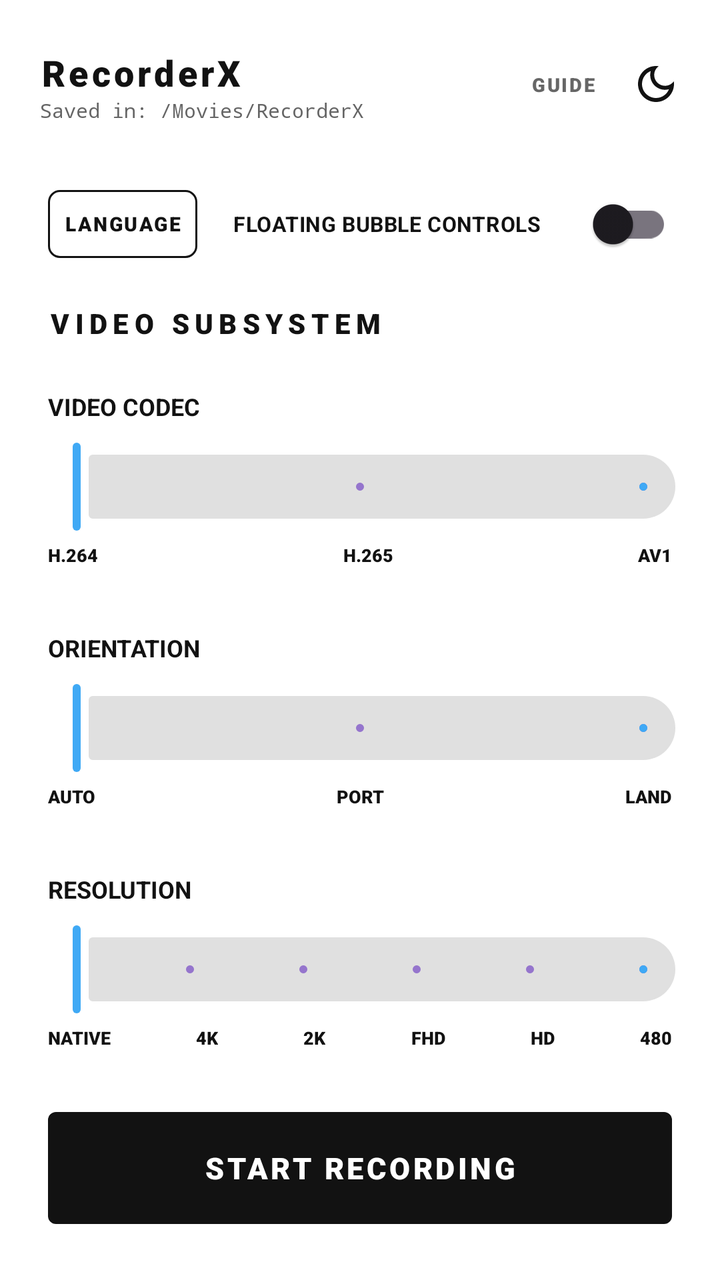
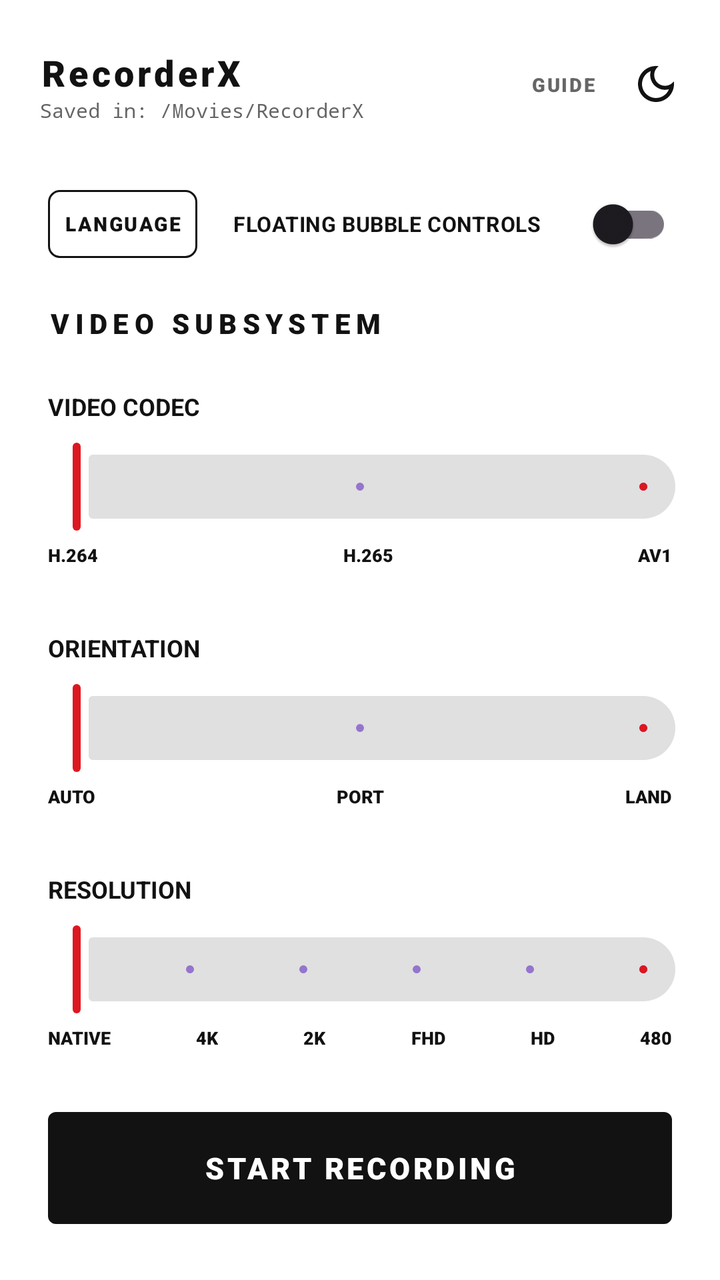

Before-and-after screenshots of an Android layout around one commit, followed by the original layout XML and the change that was made.
<!-- AndroidManifest.xml: application theme Theme.RecorderX -->
<!-- res/layout/activity_main.xml -->
<?xml version="1.0" encoding="utf-8"?>
<androidx.coordinatorlayout.widget.CoordinatorLayout xmlns:android="http://schemas.android.com/apk/res/android"
    xmlns:app="http://schemas.android.com/apk/res-auto"
    android:layout_width="match_parent"
    android:layout_height="match_parent"
    android:background="@color/bg_main"
    android:fitsSystemWindows="true">

    <com.google.android.material.appbar.AppBarLayout
        android:id="@+id/appBarLayout"
        android:layout_width="match_parent"
        android:layout_height="wrap_content"
        android:background="@color/bg_main"
        app:backgroundTint="@color/bg_main"
        app:elevation="0dp"
        app:liftOnScroll="false"
        app:liftOnScrollColor="@color/bg_main"
        app:statusBarForeground="@android:color/transparent">

        <androidx.constraintlayout.widget.ConstraintLayout
            android:layout_width="match_parent"
            android:layout_height="64dp"
            android:layout_marginTop="16dp"
            android:clipChildren="false">

            <LinearLayout
                android:id="@+id/titleContainer"
                android:layout_width="wrap_content"
                android:layout_height="wrap_content"
                android:orientation="horizontal"
                android:layout_marginStart="20dp"
                android:layout_marginTop="8dp"
                android:layout_marginEnd="8dp"
                app:layout_constraintStart_toStartOf="parent"
                app:layout_constraintEnd_toStartOf="@id/btnGuide"
                app:layout_constraintTop_toTopOf="parent"
                app:layout_constraintHorizontal_bias="0.0"
                app:layout_constrainedWidth="true"
                android:gravity="center_vertical"
                android:clipChildren="false">

                <TextView
                    android:id="@+id/titleMain"
                    android:layout_width="wrap_content"
                    android:layout_height="wrap_content"
                    android:text="@string/app_name"
                    android:fontFamily="sans-serif-black"
                    android:textColor="@color/text_primary"
                    android:textSize="18sp"
                    android:letterSpacing="0.1" />

                <TextView
                    android:id="@+id/titleX"
                    android:layout_width="wrap_content"
                    android:layout_height="wrap_content"
                    android:text="X"
                    android:layout_marginStart="4dp"
                    android:layout_marginEnd="8dp"
                    android:fontFamily="sans-serif-black"
                    android:textColor="@color/text_primary"
                    android:textSize="18sp"
                    android:letterSpacing="0.1"
                    android:visibility="gone" />

            </LinearLayout>

            <TextView
                android:id="@+id/subtitleMain"
                android:layout_width="0dp"
                android:layout_height="wrap_content"
                android:text="@string/saved_in_path"
                android:textColor="@color/text_secondary"
                android:textSize="10sp"
                android:fontFamily="monospace"
                android:ellipsize="end"
                android:maxLines="1"
                app:layout_constraintStart_toStartOf="@id/titleContainer"
                app:layout_constraintTop_toBottomOf="@id/titleContainer"
                app:layout_constraintEnd_toStartOf="@id/btnGuide"
                android:layout_marginEnd="8dp"/>

            <ImageView
                android:id="@+id/btnThemeToggle"
                android:layout_width="32dp"
                android:layout_height="32dp"
                android:background="?attr/selectableItemBackgroundBorderless"
                android:padding="4dp"
                app:tint="@color/text_primary"
                android:src="@drawable/ic_dark_mode"
                android:translationY="-6dp"
                android:clickable="true"
                android:focusable="true"
                android:layout_marginEnd="16dp"
                app:layout_constraintEnd_toEndOf="parent"
                app:layout_constraintTop_toTopOf="parent"
                app:layout_constraintBottom_toBottomOf="parent" />

            <com.google.android.material.button.MaterialButton
                android:id="@+id/btnGuide"
                style="@style/Widget.MaterialComponents.Button.TextButton"
                android:layout_width="wrap_content"
                android:layout_height="wrap_content"
                android:maxWidth="62dp"
                app:layout_constraintWidth_max="62dp"
                app:layout_constrainedWidth="true"
                android:text="@string/btn_guide"
                android:textColor="@color/text_secondary"
                android:textSize="10sp"
                android:fontFamily="sans-serif-black"
                android:gravity="center"
                android:maxLines="2"
                android:ellipsize="end"
                app:autoSizeTextType="uniform"
                app:autoSizeMinTextSize="5sp"
                app:autoSizeMaxTextSize="10sp"
                app:autoSizeStepGranularity="0.5sp"
                android:autoSizeTextType="uniform"
                android:autoSizeMinTextSize="5sp"
                android:autoSizeMaxTextSize="10sp"
                android:autoSizeStepGranularity="0.5sp"
                android:insetLeft="0dp"
                android:insetRight="0dp"
                android:insetTop="0dp"
                android:insetBottom="0dp"
                android:paddingStart="4dp"
                android:paddingEnd="4dp"
                android:paddingTop="6dp"
                android:paddingBottom="6dp"
                android:minWidth="0dp"
                android:minHeight="0dp"
                android:layout_marginEnd="6dp"
                android:translationY="-6dp"
                app:rippleColor="@android:color/transparent"
                app:layout_constraintEnd_toStartOf="@id/btnThemeToggle"
                app:layout_constraintTop_toTopOf="parent"
                app:layout_constraintBottom_toBottomOf="parent"/>
        </androidx.constraintlayout.widget.ConstraintLayout>
    </com.google.android.material.appbar.AppBarLayout>

    <androidx.core.widget.NestedScrollView
        android:layout_width="match_parent"
        android:layout_height="match_parent"
        app:layout_behavior="@string/appbar_scrolling_view_behavior"
        android:clipToPadding="false"
        android:paddingBottom="140dp">

        <LinearLayout
            android:layout_width="match_parent"
            android:layout_height="wrap_content"
            android:orientation="vertical"
            android:paddingHorizontal="24dp"
            android:paddingTop="8dp"
            android:paddingBottom="24dp"
            android:clipToPadding="false"
            android:clipChildren="false">

            <LinearLayout
                android:layout_width="match_parent"
                android:layout_height="wrap_content"
                android:orientation="horizontal"
                android:gravity="center_vertical"
                android:layout_marginBottom="16dp">

                <com.google.android.material.button.MaterialButton
                    android:id="@+id/btnLanguage"
                    style="@style/Widget.MaterialComponents.Button.OutlinedButton"
                    android:layout_width="wrap_content"
                    android:layout_height="34dp"
                    android:text="@string/btn_language"
                    android:textColor="@color/text_primary"
                    android:textSize="10sp"
                    android:fontFamily="sans-serif-black"
                    android:paddingHorizontal="8dp"
                    android:paddingVertical="0dp"
                    android:insetTop="0dp"
                    android:insetBottom="0dp"
                    android:minWidth="0dp"
                    android:layout_marginEnd="18dp"
                    app:strokeColor="@color/text_primary"
                    app:strokeWidth="1dp"
                    app:cornerRadius="6dp" />

                <com.google.android.material.switchmaterial.SwitchMaterial
                    android:id="@+id/switchFloatingControl"
                    android:layout_width="0dp"
                    android:layout_height="wrap_content"
                    android:layout_weight="1"
                    android:text="@string/floating_controls_label"
                    android:textColor="@color/text_primary"
                    android:textSize="10.5sp"
                    android:textStyle="bold" />
            </LinearLayout>

            <TextView android:id="@+id/headerVideoSubsystem" android:layout_width="wrap_content" android:layout_height="wrap_content" android:text="@string/header_video_subsystem" android:fontFamily="sans-serif-black" android:textSize="14sp" android:textColor="@color/text_primary" android:letterSpacing="0.2" android:layout_marginBottom="24dp"/>

            
            <TextView android:layout_width="wrap_content" android:layout_height="wrap_content" android:text="@string/video_codec_label" android:textSize="12sp" android:textColor="@color/text_primary" android:textStyle="bold" android:layout_marginBottom="8dp"/>
            <com.google.android.material.slider.Slider android:id="@+id/codecSlider" android:layout_width="match_parent" android:layout_height="wrap_content" android:valueFrom="0" android:valueTo="2" android:stepSize="1" app:trackHeight="32dp" app:thumbRadius="16dp" app:thumbElevation="0dp" app:thumbColor="@color/slider_blue" app:trackColorActive="@color/slider_blue" app:trackColorInactive="@color/slider_track_inactive" android:layout_marginStart="-16dp" android:layout_marginEnd="-16dp" android:layout_marginBottom="4dp"/>
            <androidx.constraintlayout.widget.ConstraintLayout android:layout_width="match_parent" android:layout_height="wrap_content" android:paddingHorizontal="0dp" android:layout_marginBottom="32dp">
                <TextView android:id="@+id/c1" android:layout_width="wrap_content" android:layout_height="wrap_content" android:text="H.264" android:textColor="@color/text_primary" android:textSize="9sp" android:fontFamily="sans-serif-black"/>
                <TextView android:id="@+id/c2" android:layout_width="wrap_content" android:layout_height="wrap_content" android:text="H.265" android:textColor="@color/text_primary" android:textSize="9sp" android:fontFamily="sans-serif-black"/>
                <TextView android:id="@+id/c3" android:layout_width="wrap_content" android:layout_height="wrap_content" android:text="AV1" android:textColor="@color/text_primary" android:textSize="9sp" android:fontFamily="sans-serif-black"/>
                <androidx.constraintlayout.helper.widget.Flow android:layout_width="match_parent" android:layout_height="wrap_content" app:constraint_referenced_ids="c1,c2,c3" app:flow_horizontalStyle="spread_inside" app:layout_constraintTop_toTopOf="parent"/>
            </androidx.constraintlayout.widget.ConstraintLayout>

            
            <TextView android:layout_width="wrap_content" android:layout_height="wrap_content" android:text="@string/orientation_label" android:textSize="12sp" android:textColor="@color/text_primary" android:textStyle="bold" android:layout_marginBottom="8dp"/>
            <com.google.android.material.slider.Slider android:id="@+id/orientationSlider" android:layout_width="match_parent" android:layout_height="wrap_content" android:valueFrom="0" android:valueTo="2" android:stepSize="1" app:trackHeight="32dp" app:thumbRadius="16dp" app:thumbElevation="0dp" app:thumbColor="@color/slider_blue" app:trackColorActive="@color/slider_blue" app:trackColorInactive="@color/slider_track_inactive" android:layout_marginStart="-16dp" android:layout_marginEnd="-16dp" android:layout_marginBottom="4dp"/>
            <androidx.constraintlayout.widget.ConstraintLayout android:layout_width="match_parent" android:layout_height="wrap_content" android:paddingHorizontal="0dp" android:layout_marginBottom="32dp">
                <TextView android:id="@+id/o1" android:layout_width="wrap_content" android:layout_height="wrap_content" android:text="AUTO" android:textColor="@color/text_primary" android:textSize="9sp" android:fontFamily="sans-serif-black"/>
                <TextView android:id="@+id/o2" android:layout_width="wrap_content" android:layout_height="wrap_content" android:text="PORT" android:textColor="@color/text_primary" android:textSize="9sp" android:fontFamily="sans-serif-black"/>
                <TextView android:id="@+id/o3" android:layout_width="wrap_content" android:layout_height="wrap_content" android:text="LAND" android:textColor="@color/text_primary" android:textSize="9sp" android:fontFamily="sans-serif-black"/>
                <androidx.constraintlayout.helper.widget.Flow android:layout_width="match_parent" android:layout_height="wrap_content" app:constraint_referenced_ids="o1,o2,o3" app:flow_horizontalStyle="spread_inside" app:layout_constraintTop_toTopOf="parent"/>
            </androidx.constraintlayout.widget.ConstraintLayout>

            
            <TextView android:layout_width="wrap_content" android:layout_height="wrap_content" android:text="@string/resolution_label" android:textSize="12sp" android:textColor="@color/text_primary" android:textStyle="bold" android:layout_marginBottom="8dp"/>
            <com.google.android.material.slider.Slider android:id="@+id/resolutionSlider" android:layout_width="match_parent" android:layout_height="wrap_content" android:valueFrom="0" android:valueTo="5" android:stepSize="1" app:trackHeight="32dp" app:thumbRadius="16dp" app:thumbElevation="0dp" app:thumbColor="@color/slider_blue" app:trackColorActive="@color/slider_blue" app:trackColorInactive="@color/slider_track_inactive" android:layout_marginStart="-16dp" android:layout_marginEnd="-16dp" android:layout_marginBottom="4dp"/>
            <androidx.constraintlayout.widget.ConstraintLayout android:layout_width="match_parent" android:layout_height="wrap_content" android:paddingHorizontal="0dp" android:layout_marginBottom="32dp">
                <TextView android:id="@+id/r1" android:layout_width="wrap_content" android:layout_height="wrap_content" android:text="NATIVE" android:textColor="@color/text_primary" android:textSize="9sp" android:fontFamily="sans-serif-black"/>
                <TextView android:id="@+id/r2" android:layout_width="wrap_content" android:layout_height="wrap_content" android:text="4K" android:textColor="@color/text_primary" android:textSize="9sp" android:fontFamily="sans-serif-black"/>
                <TextView android:id="@+id/r3" android:layout_width="wrap_content" android:layout_height="wrap_content" android:text="2K" android:textColor="@color/text_primary" android:textSize="9sp" android:fontFamily="sans-serif-black"/>
                <TextView android:id="@+id/r4" android:layout_width="wrap_content" android:layout_height="wrap_content" android:text="FHD" android:textColor="@color/text_primary" android:textSize="9sp" android:fontFamily="sans-serif-black"/>
                <TextView android:id="@+id/r5" android:layout_width="wrap_content" android:layout_height="wrap_content" android:text="HD" android:textColor="@color/text_primary" android:textSize="9sp" android:fontFamily="sans-serif-black"/>
                <TextView android:id="@+id/r6" android:layout_width="wrap_content" android:layout_height="wrap_content" android:text="480" android:textColor="@color/text_primary" android:textSize="9sp" android:fontFamily="sans-serif-black"/>
                <androidx.constraintlayout.helper.widget.Flow android:layout_width="match_parent" android:layout_height="wrap_content" app:constraint_referenced_ids="r1,r2,r3,r4,r5,r6" app:flow_horizontalStyle="spread_inside" app:layout_constraintTop_toTopOf="parent"/>
            </androidx.constraintlayout.widget.ConstraintLayout>

            
            <TextView android:layout_width="wrap_content" android:layout_height="wrap_content" android:text="@string/fps_label" android:textSize="12sp" android:textColor="@color/text_primary" android:textStyle="bold" android:layout_marginBottom="8dp"/>
            <com.google.android.material.slider.Slider android:id="@+id/fpsSlider" android:layout_width="match_parent" android:layout_height="wrap_content" android:valueFrom="0" android:valueTo="4" android:stepSize="1" app:trackHeight="32dp" app:thumbRadius="16dp" app:thumbElevation="0dp" app:thumbColor="@color/slider_blue" app:trackColorActive="@color/slider_blue" app:trackColorInactive="@color/slider_track_inactive" android:layout_marginStart="-16dp" android:layout_marginEnd="-16dp" android:layout_marginBottom="4dp"/>
            <androidx.constraintlayout.widget.ConstraintLayout android:layout_width="match_parent" android:layout_height="wrap_content" android:paddingHorizontal="0dp" android:layout_marginBottom="32dp">
                <TextView android:id="@+id/f1" android:layout_width="wrap_content" android:layout_height="wrap_content" android:text="24" android:textColor="@color/text_primary" android:textSize="9sp" android:fontFamily="sans-serif-black"/>
                <TextView android:id="@+id/f2" android:layout_width="wrap_content" android:layout_height="wrap_content" android:text="30" android:textColor="@color/text_primary" android:textSize="9sp" android:fontFamily="sans-serif-black"/>
                <TextView android:id="@+id/f3" android:layout_width="wrap_content" android:layout_height="wrap_content" android:text="60" android:textColor="@color/text_primary" android:textSize="9sp" android:fontFamily="sans-serif-black"/>
                <TextView android:id="@+id/f4" android:layout_width="wrap_content" android:layout_height="wrap_content" android:text="90" android:textColor="@color/text_primary" android:textSize="9sp" android:fontFamily="sans-serif-black"/>
                <TextView android:id="@+id/f5" android:layout_width="wrap_content" android:layout_height="wrap_content" android:text="120" android:textColor="@color/text_primary" android:textSize="9sp" android:fontFamily="sans-serif-black"/>
                <androidx.constraintlayout.helper.widget.Flow android:layout_width="match_parent" android:layout_height="wrap_content" app:constraint_referenced_ids="f1,f2,f3,f4,f5" app:flow_horizontalStyle="spread_inside" app:layout_constraintTop_toTopOf="parent"/>
            </androidx.constraintlayout.widget.ConstraintLayout>

            
            <TextView android:layout_width="wrap_content" android:layout_height="wrap_content" android:text="@string/bitrate_label" android:textSize="12sp" android:textColor="@color/text_primary" android:textStyle="bold" android:layout_marginBottom="8dp"/>
            <com.google.android.material.slider.Slider android:id="@+id/bitrateSlider" android:layout_width="match_parent" android:layout_height="wrap_content" android:valueFrom="0" android:valueTo="5" android:stepSize="1" app:trackHeight="32dp" app:thumbRadius="16dp" app:thumbElevation="0dp" app:thumbColor="@color/slider_blue" app:trackColorActive="@color/slider_blue" app:trackColorInactive="@color/slider_track_inactive" android:layout_marginStart="-16dp" android:layout_marginEnd="-16dp" android:layout_marginBottom="4dp"/>
            <androidx.constraintlayout.widget.ConstraintLayout android:layout_width="match_parent" android:layout_height="wrap_content" android:paddingHorizontal="0dp" android:layout_marginBottom="32dp">
                <TextView android:id="@+id/b1" android:layout_width="wrap_content" android:layout_height="wrap_content" android:text="2M" android:textColor="@color/text_primary" android:textSize="9sp" android:fontFamily="sans-serif-black"/>
                <TextView android:id="@+id/b2" android:layout_width="wrap_content" android:layout_height="wrap_content" android:text="4M" android:textColor="@color/text_primary" android:textSize="9sp" android:fontFamily="sans-serif-black"/>
                <TextView android:id="@+id/b3" android:layout_width="wrap_content" android:layout_height="wrap_content" android:text="8M" android:textColor="@color/text_primary" android:textSize="9sp" android:fontFamily="sans-serif-black"/>
                <TextView android:id="@+id/b4" android:layout_width="wrap_content" android:layout_height="wrap_content" android:text="12M" android:textColor="@color/text_primary" android:textSize="9sp" android:fontFamily="sans-serif-black"/>
                <TextView android:id="@+id/b5" android:layout_width="wrap_content" android:layout_height="wrap_content" android:text="16M" android:textColor="@color/text_primary" android:textSize="9sp" android:fontFamily="sans-serif-black"/>
                <TextView android:id="@+id/b6" android:layout_width="wrap_content" android:layout_height="wrap_content" android:text="18M" android:textColor="@color/text_primary" android:textSize="9sp" android:fontFamily="sans-serif-black"/>
                <androidx.constraintlayout.helper.widget.Flow android:layout_width="match_parent" android:layout_height="wrap_content" app:constraint_referenced_ids="b1,b2,b3,b4,b5,b6" app:flow_horizontalStyle="spread_inside" app:layout_constraintTop_toTopOf="parent"/>
            </androidx.constraintlayout.widget.ConstraintLayout>

            
            <TextView android:layout_width="wrap_content" android:layout_height="wrap_content" android:text="@string/bitrate_mode_label" android:textSize="12sp" android:textColor="@color/text_primary" android:textStyle="bold" android:layout_marginBottom="8dp"/>
            <com.google.android.material.slider.Slider android:id="@+id/bitrateModeSlider" android:layout_width="match_parent" android:layout_height="wrap_content" android:valueFrom="0" android:valueTo="1" android:stepSize="1" app:trackHeight="32dp" app:thumbRadius="16dp" app:thumbElevation="0dp" app:thumbColor="@color/slider_blue" app:trackColorActive="@color/slider_blue" app:trackColorInactive="@color/slider_track_inactive" android:layout_marginStart="-16dp" android:layout_marginEnd="-16dp" android:layout_marginBottom="4dp"/>
            <androidx.constraintlayout.widget.ConstraintLayout android:layout_width="match_parent" android:layout_height="wrap_content" android:paddingHorizontal="0dp" android:layout_marginBottom="48dp">
                <TextView android:id="@+id/m1" android:layout_width="wrap_content" android:layout_height="wrap_content" android:text="VBR" android:textColor="@color/text_primary" android:textSize="9sp" android:fontFamily="sans-serif-black"/>
                <TextView android:id="@+id/m2" android:layout_width="wrap_content" android:layout_height="wrap_content" android:text="CBR" android:textColor="@color/text_primary" android:textSize="9sp" android:fontFamily="sans-serif-black"/>
                <androidx.constraintlayout.helper.widget.Flow android:layout_width="match_parent" android:layout_height="wrap_content" app:constraint_referenced_ids="m1,m2" app:flow_horizontalStyle="spread_inside" app:layout_constraintTop_toTopOf="parent"/>
            </androidx.constraintlayout.widget.ConstraintLayout>

            <TextView android:id="@+id/headerAudioSubsystem" android:layout_width="wrap_content" android:layout_height="wrap_content" android:text="@string/header_audio_subsystem" android:fontFamily="sans-serif-black" android:textSize="14sp" android:textColor="@color/text_primary" android:letterSpacing="0.2" android:layout_marginBottom="24dp"/>

            
            <TextView android:layout_width="wrap_content" android:layout_height="wrap_content" android:text="@string/audio_source_label" android:textSize="12sp" android:textColor="@color/text_primary" android:textStyle="bold" android:layout_marginBottom="8dp"/>
            <com.google.android.material.slider.Slider android:id="@+id/audioSlider" android:layout_width="match_parent" android:layout_height="wrap_content" android:valueFrom="0" android:valueTo="3" android:stepSize="1" app:trackHeight="32dp" app:thumbRadius="16dp" app:thumbElevation="0dp" app:thumbColor="@color/slider_blue" app:trackColorActive="@color/slider_blue" app:trackColorInactive="@color/slider_track_inactive" android:layout_marginStart="-16dp" android:layout_marginEnd="-16dp" android:layout_marginBottom="4dp"/>
            <androidx.constraintlayout.widget.ConstraintLayout android:layout_width="match_parent" android:layout_height="wrap_content" android:paddingHorizontal="0dp" android:layout_marginBottom="32dp">
                <TextView android:id="@+id/a1" android:layout_width="wrap_content" android:layout_height="wrap_content" android:text="OFF" android:textColor="@color/text_primary" android:textSize="9sp" android:fontFamily="sans-serif-black"/>
                <TextView android:id="@+id/a2" android:layout_width="wrap_content" android:layout_height="wrap_content" android:text="MIC" android:textColor="@color/text_primary" android:textSize="9sp" android:fontFamily="sans-serif-black"/>
                <TextView android:id="@+id/a3" android:layout_width="wrap_content" android:layout_height="wrap_content" android:text="SYS" android:textColor="@color/text_primary" android:textSize="9sp" android:fontFamily="sans-serif-black"/>
                <TextView android:id="@+id/a4" android:layout_width="wrap_content" android:layout_height="wrap_content" android:text="SYS+MIC" android:textColor="@color/text_primary" android:textSize="9sp" android:fontFamily="sans-serif-black"/>
                <androidx.constraintlayout.helper.widget.Flow android:layout_width="match_parent" android:layout_height="wrap_content" app:constraint_referenced_ids="a1,a2,a3,a4" app:flow_horizontalStyle="spread_inside" app:layout_constraintTop_toTopOf="parent"/>
            </androidx.constraintlayout.widget.ConstraintLayout>

            
            <TextView android:layout_width="wrap_content" android:layout_height="wrap_content" android:text="@string/audio_quality_label" android:textSize="12sp" android:textColor="@color/text_primary" android:textStyle="bold" android:layout_marginBottom="8dp"/>
            <com.google.android.material.slider.Slider android:id="@+id/audioQualitySlider" android:layout_width="match_parent" android:layout_height="wrap_content" android:valueFrom="0" android:valueTo="2" android:stepSize="1" app:trackHeight="32dp" app:thumbRadius="16dp" app:thumbElevation="0dp" app:thumbColor="@color/slider_blue" app:trackColorActive="@color/slider_blue" app:trackColorInactive="@color/slider_track_inactive" android:layout_marginStart="-16dp" android:layout_marginEnd="-16dp" android:layout_marginBottom="4dp"/>
            <androidx.constraintlayout.widget.ConstraintLayout android:layout_width="match_parent" android:layout_height="wrap_content" android:paddingHorizontal="0dp" android:layout_marginBottom="48dp">
                <TextView android:id="@+id/q1" android:layout_width="wrap_content" android:layout_height="wrap_content" android:text="LOW" android:textColor="@color/text_primary" android:textSize="9sp" android:fontFamily="sans-serif-black"/>
                <TextView android:id="@+id/q2" android:layout_width="wrap_content" android:layout_height="wrap_content" android:text="MID" android:textColor="@color/text_primary" android:textSize="9sp" android:fontFamily="sans-serif-black"/>
                <TextView android:id="@+id/q3" android:layout_width="wrap_content" android:layout_height="wrap_content" android:text="MAX" android:textColor="@color/text_primary" android:textSize="9sp" android:fontFamily="sans-serif-black"/>
                <androidx.constraintlayout.helper.widget.Flow android:layout_width="match_parent" android:layout_height="wrap_content" app:constraint_referenced_ids="q1,q2,q3" app:flow_horizontalStyle="spread_inside" app:layout_constraintTop_toTopOf="parent"/>
            </androidx.constraintlayout.widget.ConstraintLayout>

            

            <com.google.android.material.textfield.TextInputLayout android:id="@+id/namingTemplateLayout" style="@style/Widget.MaterialComponents.TextInputLayout.OutlinedBox" android:layout_width="match_parent" android:layout_height="wrap_content" android:textColorHint="@color/text_secondary" app:boxStrokeWidth="2dp" app:boxStrokeWidthFocused="2dp" app:boxStrokeColor="@color/box_stroke_color" app:hintTextColor="@color/white" android:hint="@string/naming_template_label">
                <com.google.android.material.textfield.TextInputEditText android:id="@+id/namingTemplateEditText" android:layout_width="match_parent" android:layout_height="wrap_content" android:inputType="text" android:fontFamily="monospace" android:textSize="12sp" android:textColor="@color/text_primary" />
            </com.google.android.material.textfield.TextInputLayout>

            <TextView
                android:id="@+id/tvNamingTemplateHelper"
                android:layout_width="match_parent"
                android:layout_height="wrap_content"
                android:layout_marginTop="8dp"
                android:layout_marginBottom="24dp"
                android:text="@string/naming_template_helper"
                android:textColor="@color/text_secondary"
                android:textSize="14sp"
                android:fontFamily="sans-serif" />

        </LinearLayout>
    </androidx.core.widget.NestedScrollView>

    <FrameLayout android:layout_width="match_parent" android:layout_height="wrap_content" android:layout_gravity="bottom" android:background="@color/bg_main" android:padding="24dp">
        <com.google.android.material.button.MaterialButton android:id="@+id/btnRecord" android:layout_width="match_parent" android:layout_height="64dp" android:text="@string/start_recording" android:textColor="@color/bg_main" android:textSize="15sp" android:fontFamily="sans-serif-black" android:letterSpacing="0.1" app:backgroundTint="@color/text_primary" app:cornerRadius="4dp" android:elevation="0dp" />
    </FrameLayout>

</androidx.coordinatorlayout.widget.CoordinatorLayout>
<!-- resources referenced by this layout -->
<resources>
  <color name="bg_main">#FFFFFF</color>
  <color name="slider_blue">#3FA9F5</color>
  <color name="slider_track_inactive">#E0E0E0</color>
  <color name="text_primary">#121212</color>
  <color name="text_secondary">#666666</color>
  <color name="white">#FFFFFFFF</color>
  <!-- drawable ic_dark_mode (drawable) -->
  <vector xmlns:android="http://schemas.android.com/apk/res/android"
      android:width="24dp"
      android:height="24dp"
      android:viewportWidth="24"
      android:viewportHeight="24">
      <path
          android:fillColor="#FFFFFF"
          android:pathData="M9.37,5.51c-0.18,0.64 -0.27,1.31 -0.27,1.99 0,4.08 3.32,7.4 7.4,7.4 0.68,0 1.35,-0.09 1.99,-0.27C17.45,17.19 14.93,19 12,19c-3.86,0 -7,-3.14 -7,-7 0,-2.93 1.81,-5.45 4.37,-6.49zM12,3c-4.97,0 -9,4.03 -9,9s4.03,9 9,9 9,-4.03 9,-9c0,-0.46 -0.04,-0.92 -0.1,-1.36 -0.98,1.37 -2.58,2.26 -4.4,2.26 -2.98,0 -5.4,-2.42 -5.4,-5.4 0,-1.81 0.89,-3.42 2.26,-4.4 -0.44,-0.06 -0.9,-0.1 -1.36,-0.1z"/>
  </vector>
  <string name="app_name">RecorderX</string>
  <string name="audio_quality_label">AUDIO QUALITY</string>
  <string name="audio_source_label">AUDIO SOURCE</string>
  <string name="bitrate_label">BITRATE</string>
  <string name="bitrate_mode_label">BITRATE MODE</string>
  <string name="btn_guide">GUIDE</string>
  <string name="btn_language">LANGUAGE</string>
  <string name="floating_controls_label">FLOATING BUBBLE CONTROLS</string>
  <string name="fps_label">FRAME RATE</string>
  <string name="header_audio_subsystem">AUDIO SUBSYSTEM</string>
  <string name="header_video_subsystem">VIDEO SUBSYSTEM</string>
  <string name="naming_template_helper">Type your preferred prefix in the template box to personalize your saved video titles.\nAdd the {timestamp} placeholder to ensure every file is organized sequentially by date.\nInvalid characters are stripped automatically, defaulting to a clean timestamp if empty.\nFormat: yyyyMMdd_HHmmss (e.g. 20260712_143000).</string>
  <string name="naming_template_label">OUTPUT TEMPLATE</string>
  <string name="orientation_label">ORIENTATION</string>
  <string name="resolution_label">RESOLUTION</string>
  <string name="saved_in_path">Saved in: /Movies/RecorderX</string>
  <string name="start_recording">START RECORDING</string>
  <string name="video_codec_label">VIDEO CODEC</string>
  <style name="Theme.RecorderX" parent="Theme.Material3.DayNight.NoActionBar">
          <item name="colorPrimary">@color/accent_lavender</item>
          <item name="android:windowBackground">@color/bg_main</item>
          <item name="android:statusBarColor">@color/bg_main</item>
          <item name="android:navigationBarColor">@color/bg_main</item>
          <item name="colorSecondary">@color/accent_lavender_dim</item>
          <item name="colorTertiary">@color/text_secondary</item>
          <item name="android:textColorPrimary">@color/text_primary</item>
          <item name="android:textColorSecondary">@color/text_secondary</item>
          <item name="android:windowLightStatusBar">true</item>
          <item name="elevationOverlayEnabled">false</item>
          <item name="colorSurface">@color/bg_main</item>
          <item name="sliderStyle">@style/Widget.Custom.Slider</item>
      </style>
  <color name="accent_lavender">#9575CD</color>
  <color name="accent_lavender_dim">#1A9575CD</color>
  <style name="Widget.Custom.Slider" parent="Widget.Material3.Slider">
          <item name="labelStyle">@style/Widget.Custom.Tooltip</item>
      </style>
  <style name="Widget.Custom.Tooltip" parent="Widget.Material3.Tooltip">
          <item name="backgroundTint">@color/slider_blue</item>
          <item name="android:textColor">@color/bg_main</item>
      </style>
</resources>

<!-- the commit's change to res/layout/activity_main.xml (unified diff, before → after) -->
@@ -195,7 +195,7 @@
 
             
             <TextView android:layout_width="wrap_content" android:layout_height="wrap_content" android:text="@string/video_codec_label" android:textSize="12sp" android:textColor="@color/text_primary" android:textStyle="bold" android:layout_marginBottom="8dp"/>
-            <com.google.android.material.slider.Slider android:id="@+id/codecSlider" android:layout_width="match_parent" android:layout_height="wrap_content" android:valueFrom="0" android:valueTo="2" android:stepSize="1" app:trackHeight="32dp" app:thumbRadius="16dp" app:thumbElevation="0dp" app:thumbColor="@color/slider_blue" app:trackColorActive="@color/slider_blue" app:trackColorInactive="@color/slider_track_inactive" android:layout_marginStart="-16dp" android:layout_marginEnd="-16dp" android:layout_marginBottom="4dp"/>
+            <com.google.android.material.slider.Slider android:id="@+id/codecSlider" android:layout_width="match_parent" android:layout_height="wrap_content" android:valueFrom="0" android:valueTo="2" android:stepSize="1" app:trackHeight="32dp" app:thumbRadius="16dp" app:thumbElevation="0dp" app:thumbColor="@color/slider_red" app:trackColorActive="@color/slider_red" app:trackColorInactive="@color/slider_track_inactive" android:layout_marginStart="-16dp" android:layout_marginEnd="-16dp" android:layout_marginBottom="4dp"/>
             <androidx.constraintlayout.widget.ConstraintLayout android:layout_width="match_parent" android:layout_height="wrap_content" android:paddingHorizontal="0dp" android:layout_marginBottom="32dp">
                 <TextView android:id="@+id/c1" android:layout_width="wrap_content" android:layout_height="wrap_content" android:text="H.264" android:textColor="@color/text_primary" android:textSize="9sp" android:fontFamily="sans-serif-black"/>
                 <TextView android:id="@+id/c2" android:layout_width="wrap_content" android:layout_height="wrap_content" android:text="H.265" android:textColor="@color/text_primary" android:textSize="9sp" android:fontFamily="sans-serif-black"/>
@@ -205,7 +205,7 @@
 
             
             <TextView android:layout_width="wrap_content" android:layout_height="wrap_content" android:text="@string/orientation_label" android:textSize="12sp" android:textColor="@color/text_primary" android:textStyle="bold" android:layout_marginBottom="8dp"/>
-            <com.google.android.material.slider.Slider android:id="@+id/orientationSlider" android:layout_width="match_parent" android:layout_height="wrap_content" android:valueFrom="0" android:valueTo="2" android:stepSize="1" app:trackHeight="32dp" app:thumbRadius="16dp" app:thumbElevation="0dp" app:thumbColor="@color/slider_blue" app:trackColorActive="@color/slider_blue" app:trackColorInactive="@color/slider_track_inactive" android:layout_marginStart="-16dp" android:layout_marginEnd="-16dp" android:layout_marginBottom="4dp"/>
+            <com.google.android.material.slider.Slider android:id="@+id/orientationSlider" android:layout_width="match_parent" android:layout_height="wrap_content" android:valueFrom="0" android:valueTo="2" android:stepSize="1" app:trackHeight="32dp" app:thumbRadius="16dp" app:thumbElevation="0dp" app:thumbColor="@color/slider_red" app:trackColorActive="@color/slider_red" app:trackColorInactive="@color/slider_track_inactive" android:layout_marginStart="-16dp" android:layout_marginEnd="-16dp" android:layout_marginBottom="4dp"/>
             <androidx.constraintlayout.widget.ConstraintLayout android:layout_width="match_parent" android:layout_height="wrap_content" android:paddingHorizontal="0dp" android:layout_marginBottom="32dp">
                 <TextView android:id="@+id/o1" android:layout_width="wrap_content" android:layout_height="wrap_content" android:text="AUTO" android:textColor="@color/text_primary" android:textSize="9sp" android:fontFamily="sans-serif-black"/>
                 <TextView android:id="@+id/o2" android:layout_width="wrap_content" android:layout_height="wrap_content" android:text="PORT" android:textColor="@color/text_primary" android:textSize="9sp" android:fontFamily="sans-serif-black"/>
@@ -215,7 +215,7 @@
 
             
             <TextView android:layout_width="wrap_content" android:layout_height="wrap_content" android:text="@string/resolution_label" android:textSize="12sp" android:textColor="@color/text_primary" android:textStyle="bold" android:layout_marginBottom="8dp"/>
-            <com.google.android.material.slider.Slider android:id="@+id/resolutionSlider" android:layout_width="match_parent" android:layout_height="wrap_content" android:valueFrom="0" android:valueTo="5" android:stepSize="1" app:trackHeight="32dp" app:thumbRadius="16dp" app:thumbElevation="0dp" app:thumbColor="@color/slider_blue" app:trackColorActive="@color/slider_blue" app:trackColorInactive="@color/slider_track_inactive" android:layout_marginStart="-16dp" android:layout_marginEnd="-16dp" android:layout_marginBottom="4dp"/>
+            <com.google.android.material.slider.Slider android:id="@+id/resolutionSlider" android:layout_width="match_parent" android:layout_height="wrap_content" android:valueFrom="0" android:valueTo="5" android:stepSize="1" app:trackHeight="32dp" app:thumbRadius="16dp" app:thumbElevation="0dp" app:thumbColor="@color/slider_red" app:trackColorActive="@color/slider_red" app:trackColorInactive="@color/slider_track_inactive" android:layout_marginStart="-16dp" android:layout_marginEnd="-16dp" android:layout_marginBottom="4dp"/>
             <androidx.constraintlayout.widget.ConstraintLayout android:layout_width="match_parent" android:layout_height="wrap_content" android:paddingHorizontal="0dp" android:layout_marginBottom="32dp">
                 <TextView android:id="@+id/r1" android:layout_width="wrap_content" android:layout_height="wrap_content" android:text="NATIVE" android:textColor="@color/text_primary" android:textSize="9sp" android:fontFamily="sans-serif-black"/>
                 <TextView android:id="@+id/r2" android:layout_width="wrap_content" android:layout_height="wrap_content" android:text="4K" android:textColor="@color/text_primary" android:textSize="9sp" android:fontFamily="sans-serif-black"/>
@@ -228,7 +228,7 @@
 
             
             <TextView android:layout_width="wrap_content" android:layout_height="wrap_content" android:text="@string/fps_label" android:textSize="12sp" android:textColor="@color/text_primary" android:textStyle="bold" android:layout_marginBottom="8dp"/>
-            <com.google.android.material.slider.Slider android:id="@+id/fpsSlider" android:layout_width="match_parent" android:layout_height="wrap_content" android:valueFrom="0" android:valueTo="4" android:stepSize="1" app:trackHeight="32dp" app:thumbRadius="16dp" app:thumbElevation="0dp" app:thumbColor="@color/slider_blue" app:trackColorActive="@color/slider_blue" app:trackColorInactive="@color/slider_track_inactive" android:layout_marginStart="-16dp" android:layout_marginEnd="-16dp" android:layout_marginBottom="4dp"/>
+            <com.google.android.material.slider.Slider android:id="@+id/fpsSlider" android:layout_width="match_parent" android:layout_height="wrap_content" android:valueFrom="0" android:valueTo="4" android:stepSize="1" app:trackHeight="32dp" app:thumbRadius="16dp" app:thumbElevation="0dp" app:thumbColor="@color/slider_red" app:trackColorActive="@color/slider_red" app:trackColorInactive="@color/slider_track_inactive" android:layout_marginStart="-16dp" android:layout_marginEnd="-16dp" android:layout_marginBottom="4dp"/>
             <androidx.constraintlayout.widget.ConstraintLayout android:layout_width="match_parent" android:layout_height="wrap_content" android:paddingHorizontal="0dp" android:layout_marginBottom="32dp">
                 <TextView android:id="@+id/f1" android:layout_width="wrap_content" android:layout_height="wrap_content" android:text="24" android:textColor="@color/text_primary" android:textSize="9sp" android:fontFamily="sans-serif-black"/>
                 <TextView android:id="@+id/f2" android:layout_width="wrap_content" android:layout_height="wrap_content" android:text="30" android:textColor="@color/text_primary" android:textSize="9sp" android:fontFamily="sans-serif-black"/>
@@ -240,7 +240,7 @@
 
             
             <TextView android:layout_width="wrap_content" android:layout_height="wrap_content" android:text="@string/bitrate_label" android:textSize="12sp" android:textColor="@color/text_primary" android:textStyle="bold" android:layout_marginBottom="8dp"/>
-            <com.google.android.material.slider.Slider android:id="@+id/bitrateSlider" android:layout_width="match_parent" android:layout_height="wrap_content" android:valueFrom="0" android:valueTo="5" android:stepSize="1" app:trackHeight="32dp" app:thumbRadius="16dp" app:thumbElevation="0dp" app:thumbColor="@color/slider_blue" app:trackColorActive="@color/slider_blue" app:trackColorInactive="@color/slider_track_inactive" android:layout_marginStart="-16dp" android:layout_marginEnd="-16dp" android:layout_marginBottom="4dp"/>
+            <com.google.android.material.slider.Slider android:id="@+id/bitrateSlider" android:layout_width="match_parent" android:layout_height="wrap_content" android:valueFrom="0" android:valueTo="5" android:stepSize="1" app:trackHeight="32dp" app:thumbRadius="16dp" app:thumbElevation="0dp" app:thumbColor="@color/slider_red" app:trackColorActive="@color/slider_red" app:trackColorInactive="@color/slider_track_inactive" android:layout_marginStart="-16dp" android:layout_marginEnd="-16dp" android:layout_marginBottom="4dp"/>
             <androidx.constraintlayout.widget.ConstraintLayout android:layout_width="match_parent" android:layout_height="wrap_content" android:paddingHorizontal="0dp" android:layout_marginBottom="32dp">
                 <TextView android:id="@+id/b1" android:layout_width="wrap_content" android:layout_height="wrap_content" android:text="2M" android:textColor="@color/text_primary" android:textSize="9sp" android:fontFamily="sans-serif-black"/>
                 <TextView android:id="@+id/b2" android:layout_width="wrap_content" android:layout_height="wrap_content" android:text="4M" android:textColor="@color/text_primary" android:textSize="9sp" android:fontFamily="sans-serif-black"/>
@@ -253,7 +253,7 @@
 
             
             <TextView android:layout_width="wrap_content" android:layout_height="wrap_content" android:text="@string/bitrate_mode_label" android:textSize="12sp" android:textColor="@color/text_primary" android:textStyle="bold" android:layout_marginBottom="8dp"/>
-            <com.google.android.material.slider.Slider android:id="@+id/bitrateModeSlider" android:layout_width="match_parent" android:layout_height="wrap_content" android:valueFrom="0" android:valueTo="1" android:stepSize="1" app:trackHeight="32dp" app:thumbRadius="16dp" app:thumbElevation="0dp" app:thumbColor="@color/slider_blue" app:trackColorActive="@color/slider_blue" app:trackColorInactive="@color/slider_track_inactive" android:layout_marginStart="-16dp" android:layout_marginEnd="-16dp" android:layout_marginBottom="4dp"/>
+            <com.google.android.material.slider.Slider android:id="@+id/bitrateModeSlider" android:layout_width="match_parent" android:layout_height="wrap_content" android:valueFrom="0" android:valueTo="1" android:stepSize="1" app:trackHeight="32dp" app:thumbRadius="16dp" app:thumbElevation="0dp" app:thumbColor="@color/slider_red" app:trackColorActive="@color/slider_red" app:trackColorInactive="@color/slider_track_inactive" android:layout_marginStart="-16dp" android:layout_marginEnd="-16dp" android:layout_marginBottom="4dp"/>
             <androidx.constraintlayout.widget.ConstraintLayout android:layout_width="match_parent" android:layout_height="wrap_content" android:paddingHorizontal="0dp" android:layout_marginBottom="48dp">
                 <TextView android:id="@+id/m1" android:layout_width="wrap_content" android:layout_height="wrap_content" android:text="VBR" android:textColor="@color/text_primary" android:textSize="9sp" android:fontFamily="sans-serif-black"/>
                 <TextView android:id="@+id/m2" android:layout_width="wrap_content" android:layout_height="wrap_content" android:text="CBR" android:textColor="@color/text_primary" android:textSize="9sp" android:fontFamily="sans-serif-black"/>
@@ -264,7 +264,7 @@
 
             
             <TextView android:layout_width="wrap_content" android:layout_height="wrap_content" android:text="@string/audio_source_label" android:textSize="12sp" android:textColor="@color/text_primary" android:textStyle="bold" android:layout_marginBottom="8dp"/>
-            <com.google.android.material.slider.Slider android:id="@+id/audioSlider" android:layout_width="match_parent" android:layout_height="wrap_content" android:valueFrom="0" android:valueTo="3" android:stepSize="1" app:trackHeight="32dp" app:thumbRadius="16dp" app:thumbElevation="0dp" app:thumbColor="@color/slider_blue" app:trackColorActive="@color/slider_blue" app:trackColorInactive="@color/slider_track_inactive" android:layout_marginStart="-16dp" android:layout_marginEnd="-16dp" android:layout_marginBottom="4dp"/>
+            <com.google.android.material.slider.Slider android:id="@+id/audioSlider" android:layout_width="match_parent" android:layout_height="wrap_content" android:valueFrom="0" android:valueTo="3" android:stepSize="1" app:trackHeight="32dp" app:thumbRadius="16dp" app:thumbElevation="0dp" app:thumbColor="@color/slider_red" app:trackColorActive="@color/slider_red" app:trackColorInactive="@color/slider_track_inactive" android:layout_marginStart="-16dp" android:layout_marginEnd="-16dp" android:layout_marginBottom="4dp"/>
             <androidx.constraintlayout.widget.ConstraintLayout android:layout_width="match_parent" android:layout_height="wrap_content" android:paddingHorizontal="0dp" android:layout_marginBottom="32dp">
                 <TextView android:id="@+id/a1" android:layout_width="wrap_content" android:layout_height="wrap_content" android:text="OFF" android:textColor="@color/text_primary" android:textSize="9sp" android:fontFamily="sans-serif-black"/>
                 <TextView android:id="@+id/a2" android:layout_width="wrap_content" android:layout_height="wrap_content" android:text="MIC" android:textColor="@color/text_primary" android:textSize="9sp" android:fontFamily="sans-serif-black"/>
@@ -275,7 +275,7 @@
 
             
             <TextView android:layout_width="wrap_content" android:layout_height="wrap_content" android:text="@string/audio_quality_label" android:textSize="12sp" android:textColor="@color/text_primary" android:textStyle="bold" android:layout_marginBottom="8dp"/>
-            <com.google.android.material.slider.Slider android:id="@+id/audioQualitySlider" android:layout_width="match_parent" android:layout_height="wrap_content" android:valueFrom="0" android:valueTo="2" android:stepSize="1" app:trackHeight="32dp" app:thumbRadius="16dp" app:thumbElevation="0dp" app:thumbColor="@color/slider_blue" app:trackColorActive="@color/slider_blue" app:trackColorInactive="@color/slider_track_inactive" android:layout_marginStart="-16dp" android:layout_marginEnd="-16dp" android:layout_marginBottom="4dp"/>
+            <com.google.android.material.slider.Slider android:id="@+id/audioQualitySlider" android:layout_width="match_parent" android:layout_height="wrap_content" android:valueFrom="0" android:valueTo="2" android:stepSize="1" app:trackHeight="32dp" app:thumbRadius="16dp" app:thumbElevation="0dp" app:thumbColor="@color/slider_red" app:trackColorActive="@color/slider_red" app:trackColorInactive="@color/slider_track_inactive" android:layout_marginStart="-16dp" android:layout_marginEnd="-16dp" android:layout_marginBottom="4dp"/>
             <androidx.constraintlayout.widget.ConstraintLayout android:layout_width="match_parent" android:layout_height="wrap_content" android:paddingHorizontal="0dp" android:layout_marginBottom="48dp">
                 <TextView android:id="@+id/q1" android:layout_width="wrap_content" android:layout_height="wrap_content" android:text="LOW" android:textColor="@color/text_primary" android:textSize="9sp" android:fontFamily="sans-serif-black"/>
                 <TextView android:id="@+id/q2" android:layout_width="wrap_content" android:layout_height="wrap_content" android:text="MID" android:textColor="@color/text_primary" android:textSize="9sp" android:fontFamily="sans-serif-black"/>
@@ -285,7 +285,7 @@
 
             
 
-            <com.google.android.material.textfield.TextInputLayout android:id="@+id/namingTemplateLayout" style="@style/Widget.MaterialComponents.TextInputLayout.OutlinedBox" android:layout_width="match_parent" android:layout_height="wrap_content" android:textColorHint="@color/text_secondary" app:boxStrokeWidth="2dp" app:boxStrokeWidthFocused="2dp" app:boxStrokeColor="@color/box_stroke_color" app:hintTextColor="@color/white" android:hint="@string/naming_template_label">
+            <com.google.android.material.textfield.TextInputLayout android:id="@+id/namingTemplateLayout" style="@style/Widget.MaterialComponents.TextInputLayout.OutlinedBox" android:layout_width="match_parent" android:layout_height="wrap_content" android:textColorHint="@color/text_secondary" app:boxStrokeWidth="2dp" app:boxStrokeWidthFocused="2dp" app:boxStrokeColor="@color/box_stroke_color" app:hintTextColor="@color/text_primary" android:hint="@string/naming_template_label">
                 <com.google.android.material.textfield.TextInputEditText android:id="@+id/namingTemplateEditText" android:layout_width="match_parent" android:layout_height="wrap_content" android:inputType="text" android:fontFamily="monospace" android:textSize="12sp" android:textColor="@color/text_primary" />
             </com.google.android.material.textfield.TextInputLayout>
 
<!-- resource entries referenced after the edit -->
@@ -1,11 +1,10 @@
 <!-- resources referenced by this layout -->
 <resources>
   <color name="bg_main">#FFFFFF</color>
-  <color name="slider_blue">#3FA9F5</color>
+  <color name="slider_red">#DD1720</color>
   <color name="slider_track_inactive">#E0E0E0</color>
   <color name="text_primary">#121212</color>
   <color name="text_secondary">#666666</color>
-  <color name="white">#FFFFFFFF</color>
   <!-- drawable ic_dark_mode (drawable) -->
   <vector xmlns:android="http://schemas.android.com/apk/res/android"
       android:width="24dp"
@@ -54,7 +53,7 @@
           <item name="labelStyle">@style/Widget.Custom.Tooltip</item>
       </style>
   <style name="Widget.Custom.Tooltip" parent="Widget.Material3.Tooltip">
-          <item name="backgroundTint">@color/slider_blue</item>
+          <item name="backgroundTint">@color/slider_red</item>
           <item name="android:textColor">@color/bg_main</item>
       </style>
 </resources>
